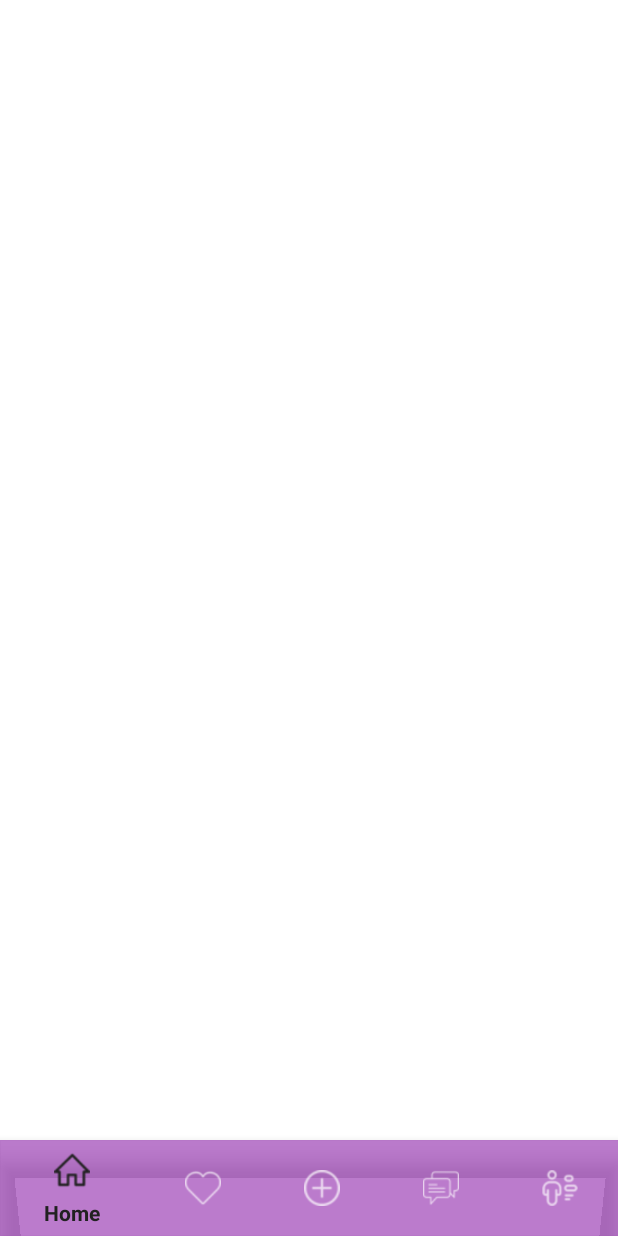
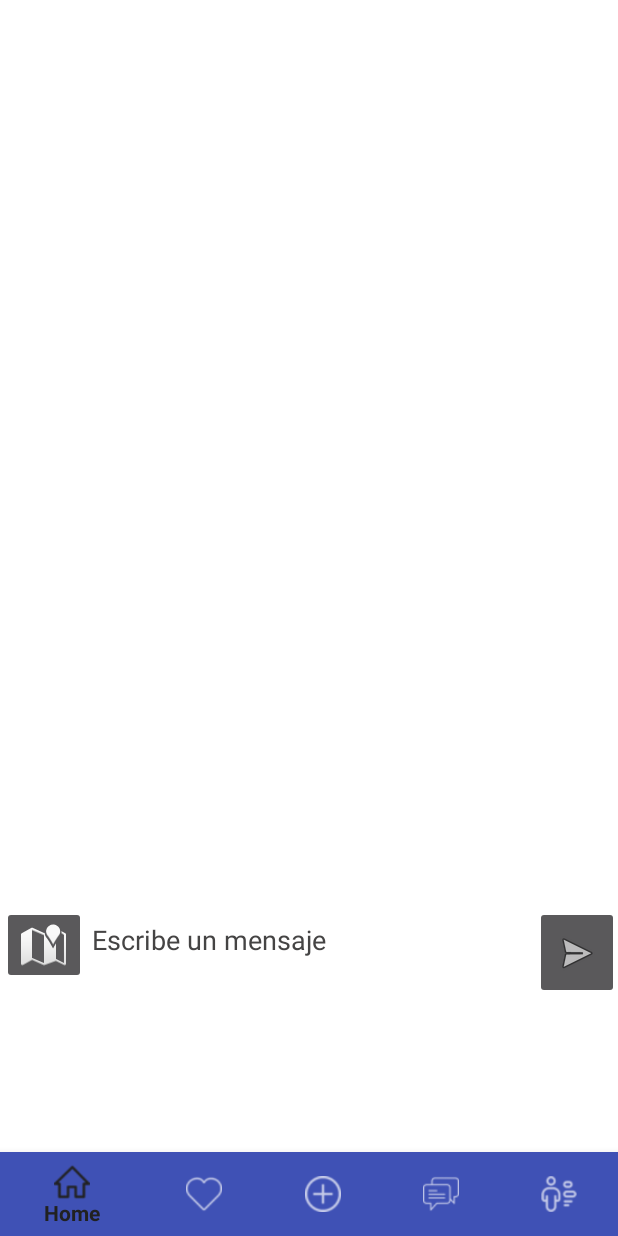
Before and after one commit to FlyMen2311/Tree_Solution, an Android app: the ComunicacionFragment screen opened through its navigation route, on a phone screen of 412 x 824 dp. Run offline under Robolectric (Android 15) with nearby library versions, the light colour scheme and no system bars; our stand-ins replace CircleImageView, Firebase (no records; nobody signed in at launch, a user with empty details on screens opened directly); libraries missing offline, so code that uses them is left out: com.kbeanie.multipicker; pictures from the network do not load; Roboto replaces fonts that are not available here; 5 statements that could not run were skipped.

Commit message:
navigate bottom fixes

```diff
--- a/app/src/main/res/layout/activity_aplication.xml
+++ b/app/src/main/res/layout/activity_aplication.xml
@@ -5,14 +5,13 @@
     android:id="@+id/container"
     android:layout_width="match_parent"
     android:layout_height="match_parent"
-    android:background="#FFFFFF"
-    android:paddingTop="?attr/actionBarSize">
+    android:background="#FFFFFF">
 
     <com.google.android.material.bottomnavigation.BottomNavigationView
         android:id="@+id/nav_view"
-        android:layout_width="413dp"
-        android:layout_height="64dp"
-        android:background="#998e24aa"
+        android:layout_width="match_parent"
+        android:layout_height="wrap_content"
+        android:background="@color/colorPrimary"
         app:layout_constraintBottom_toBottomOf="parent"
         app:layout_constraintLeft_toLeftOf="parent"
         app:layout_constraintRight_toRightOf="parent"
@@ -21,13 +20,13 @@
     <fragment
         android:id="@+id/nav_host_fragment_activity_aplication"
         android:name="androidx.navigation.fragment.NavHostFragment"
-        android:layout_width="409dp"
-        android:layout_height="610dp"
+        android:layout_width="418dp"
+        android:layout_height="678dp"
         android:background="#FFFFFF"
         app:defaultNavHost="true"
-        app:layout_constraintBottom_toTopOf="@id/nav_view"
-        app:layout_constraintLeft_toLeftOf="parent"
-        app:layout_constraintRight_toRightOf="parent"
+        app:layout_constraintBottom_toBottomOf="@id/nav_view"
+        app:layout_constraintEnd_toEndOf="parent"
+        app:layout_constraintStart_toStartOf="parent"
         app:layout_constraintTop_toTopOf="parent"
         app:navGraph="@navigation/mobile_navigation" />
 
--- a/app/src/main/res/layout/fragment_chat.xml
+++ b/app/src/main/res/layout/fragment_chat.xml
@@ -9,21 +9,20 @@
 
     <LinearLayout
         android:id="@+id/linearLayout3"
-        android:layout_width="408dp"
-        android:layout_height="93dp"
-        android:layout_marginTop="59dp"
-        android:layout_marginEnd="3dp"
-        android:layout_marginBottom="579dp"
+        android:layout_width="409dp"
+        android:layout_height="62dp"
         android:orientation="horizontal"
         app:layout_constraintBottom_toBottomOf="parent"
         app:layout_constraintEnd_toEndOf="parent"
         app:layout_constraintStart_toStartOf="parent"
-        app:layout_constraintTop_toTopOf="parent">
+        app:layout_constraintTop_toTopOf="parent"
+        app:layout_constraintVertical_bias="0.023">
 
-        <ImageView
+        <de.hdodenhof.circleimageview.CircleImageView
             android:id="@+id/FotoCambiarPerfil"
             android:layout_width="wrap_content"
             android:layout_height="match_parent"
+            android:layout_gravity="center"
             android:layout_weight="1"
             tools:srcCompat="@drawable/ic_launcher_foreground" />
 
@@ -43,29 +42,24 @@
         android:id="@+id/recycler"
         android:layout_width="406dp"
         android:layout_height="449dp"
-        android:layout_marginStart="2dp"
-        android:layout_marginTop="161dp"
-        android:layout_marginEnd="3dp"
-        android:layout_marginBottom="121dp"
         app:layout_constraintBottom_toBottomOf="parent"
         app:layout_constraintEnd_toEndOf="parent"
         app:layout_constraintStart_toStartOf="parent"
-        app:layout_constraintTop_toTopOf="parent">
+        app:layout_constraintTop_toTopOf="parent"
+        app:layout_constraintVertical_bias="0.351">
 
     </androidx.recyclerview.widget.RecyclerView>
 
     <LinearLayout
         android:id="@+id/linearLayout4"
         android:layout_width="411dp"
-        android:layout_height="54dp"
-        android:layout_marginStart="1dp"
-        android:layout_marginTop="616dp"
-        android:layout_marginBottom="61dp"
+        android:layout_height="62dp"
         android:orientation="horizontal"
         app:layout_constraintBottom_toBottomOf="parent"
         app:layout_constraintEnd_toEndOf="parent"
         app:layout_constraintStart_toStartOf="parent"
-        app:layout_constraintTop_toTopOf="parent">
+        app:layout_constraintTop_toTopOf="parent"
+        app:layout_constraintVertical_bias="0.862">
 
 
         <ImageButton
@@ -73,7 +67,9 @@
             android:layout_width="45dp"
             android:layout_height="wrap_content"
             android:layout_weight="1"
-            app:srcCompat="@android:drawable/ic_dialog_map" />
+            app:srcCompat="@android:drawable/ic_dialog_map"
+            tools:layout_editor_absoluteX="2dp"
+            tools:layout_editor_absoluteY="556dp" />
 
         <EditText
             android:id="@+id/Texto_mensaje"
@@ -84,12 +80,16 @@
             android:hint="Escribe un mensaje"
             android:inputType="textMultiLine"
             android:textColor="#4E4D4D"
-            android:textColorHint="#454444" />
+            android:textColorHint="#454444"
+            tools:layout_editor_absoluteX="59dp"
+            tools:layout_editor_absoluteY="556dp" />
 
         <ImageButton
             android:id="@+id/btn_enviar"
             android:layout_width="wrap_content"
-            android:layout_height="wrap_content"
-            app:srcCompat="@android:drawable/ic_menu_send" />
+            android:layout_height="match_parent"
+            app:srcCompat="@android:drawable/ic_menu_send"
+            tools:layout_editor_absoluteX="358dp"
+            tools:layout_editor_absoluteY="556dp" />
     </LinearLayout>
 </androidx.constraintlayout.widget.ConstraintLayout>
--- a/app/src/main/res/layout/fragment_perfil.xml
+++ b/app/src/main/res/layout/fragment_perfil.xml
@@ -19,12 +19,13 @@
         app:layout_constraintStart_toStartOf="parent"
         app:layout_constraintTop_toTopOf="parent">
 
-        <ImageView
+        <de.hdodenhof.circleimageview.CircleImageView
             android:id="@+id/FotoCambiarPerfil"
             android:layout_width="wrap_content"
             android:layout_height="match_parent"
             android:layout_weight="1"
-            tools:srcCompat="@drawable/ic_launcher_foreground" />
+            tools:srcCompat="@drawable/ic_launcher_foreground"
+            />
 
         <TextView
             android:id="@+id/UserNamePerfil"
--- a/app/src/main/res/layout/layout_mensaje_emisor.xml
+++ b/app/src/main/res/layout/layout_mensaje_emisor.xml
@@ -4,7 +4,7 @@
     xmlns:tools="http://schemas.android.com/tools"
     android:layout_width="wrap_content"
     android:layout_height="wrap_content"
-    android:paddingLeft="13dp"
+    android:paddingLeft="10dp"
     android:paddingTop="3dp"
     android:paddingRight="3dp"
     android:paddingBottom="3dp">
@@ -34,11 +34,12 @@
             android:background="#08DFE6"
             android:orientation="horizontal">
 
-            <ImageView
+            <de.hdodenhof.circleimageview.CircleImageView
                 android:id="@+id/fotoMensaje"
                 android:layout_width="81dp"
                 android:layout_height="40dp"
                 android:layout_weight="1"
+                android:layout_gravity="center"
                 tools:srcCompat="@tools:sample/avatars" />
 
             <LinearLayout
--- a/app/src/main/res/layout/layout_mensaje_receptor.xml
+++ b/app/src/main/res/layout/layout_mensaje_receptor.xml
@@ -34,11 +34,12 @@
             android:background="#77E608"
             android:orientation="horizontal">
 
-            <ImageView
+            <de.hdodenhof.circleimageview.CircleImageView
                 android:id="@+id/fotoMensaje"
                 android:layout_width="81dp"
                 android:layout_height="40dp"
                 android:layout_weight="1"
+                android:layout_gravity="center"
                 tools:srcCompat="@tools:sample/avatars" />
 
             <LinearLayout
```
Also changed, not shown: app/src/main/res/drawable/background_circleview.xml (added, +10 -0 lines), app/src/main/res/drawable/imageview_cicle.xml (added, +15 -0 lines).
